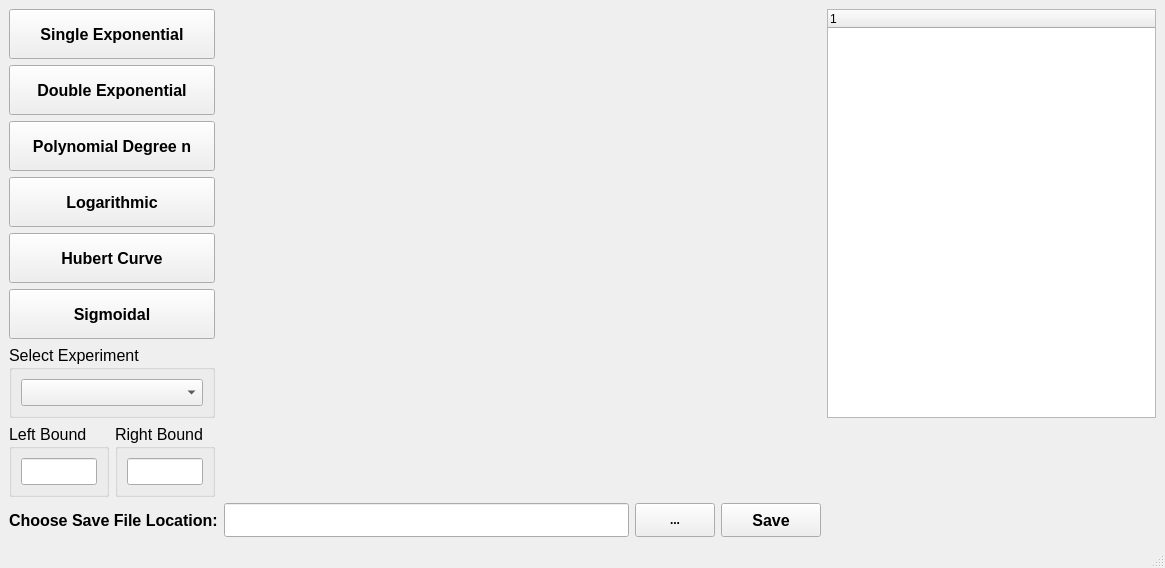
Above: blf.ui from rarnold97/Research before the change. Below: the same form after it.
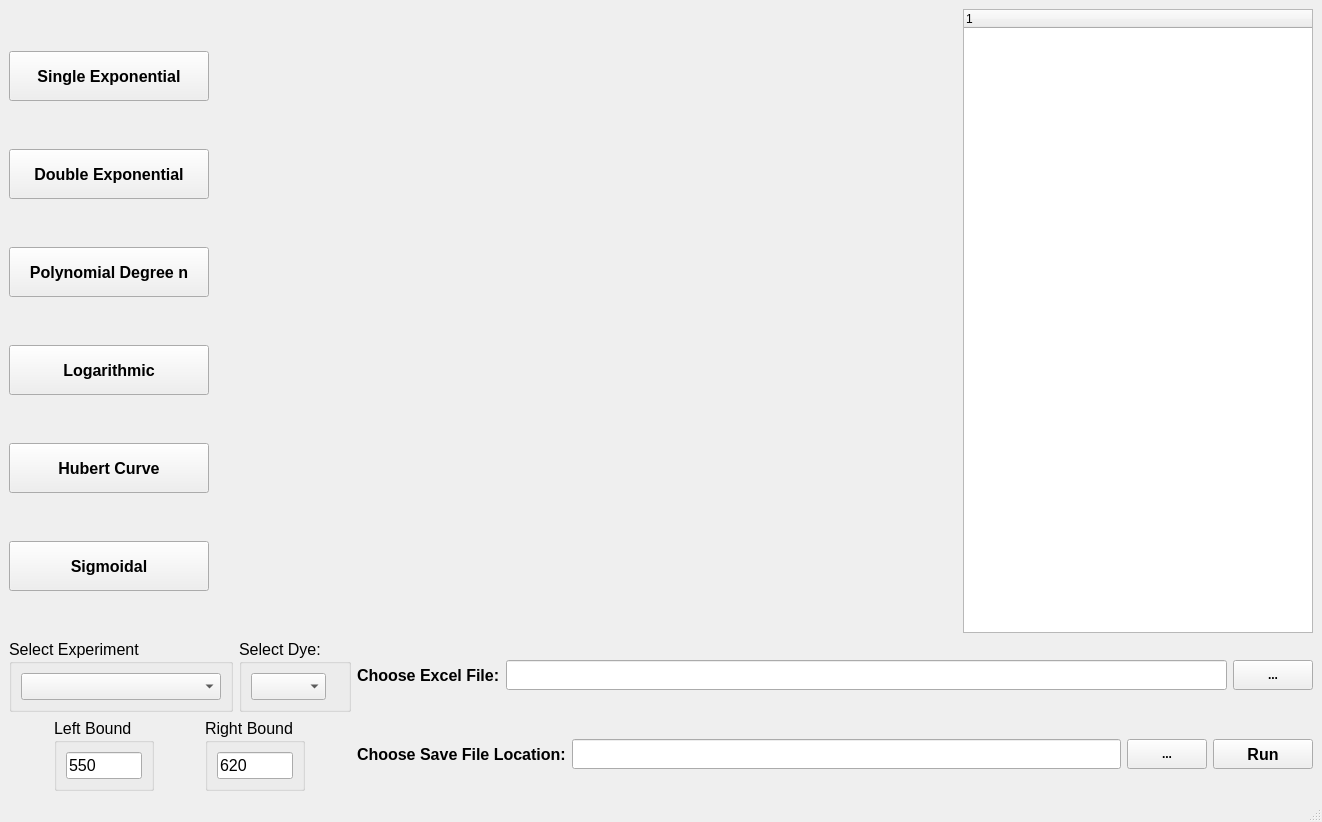
That is the form after the change.

Commit message: Made more breakthroughs in the gui.

What changed in the file:
```diff
--- a/blf.ui
+++ b/blf.ui
@@ -6,21 +6,21 @@
    <rect>
     <x>0</x>
     <y>0</y>
-    <width>1165</width>
-    <height>568</height>
+    <width>1308</width>
+    <height>822</height>
    </rect>
   </property>
   <property name="windowTitle">
    <string>MainWindow</string>
   </property>
   <widget class="QWidget" name="centralwidget">
-   <layout class="QGridLayout" name="gridLayout_4">
+   <layout class="QGridLayout" name="gridLayout_6">
     <item row="0" column="0">
      <layout class="QVBoxLayout" name="verticalLayout">
       <item>
        <widget class="QPushButton" name="singleExpButton">
         <property name="sizePolicy">
-         <sizepolicy hsizetype="Minimum" vsizetype="Minimum">
+         <sizepolicy hsizetype="Maximum" vsizetype="Maximum">
           <horstretch>0</horstretch>
           <verstretch>0</verstretch>
          </sizepolicy>
@@ -31,6 +31,12 @@
           <height>50</height>
          </size>
         </property>
+        <property name="maximumSize">
+         <size>
+          <width>200</width>
+          <height>50</height>
+         </size>
+        </property>
         <property name="font">
          <font>
           <pointsize>12</pointsize>
@@ -46,7 +52,7 @@
       <item>
        <widget class="QPushButton" name="dblExpButton">
         <property name="sizePolicy">
-         <sizepolicy hsizetype="Minimum" vsizetype="Minimum">
+         <sizepolicy hsizetype="Maximum" vsizetype="Maximum">
           <horstretch>0</horstretch>
           <verstretch>0</verstretch>
          </sizepolicy>
@@ -57,6 +63,12 @@
           <height>50</height>
          </size>
         </property>
+        <property name="maximumSize">
+         <size>
+          <width>200</width>
+          <height>50</height>
+         </size>
+        </property>
         <property name="font">
          <font>
           <pointsize>12</pointsize>
@@ -72,7 +84,7 @@
       <item>
        <widget class="QPushButton" name="polyButton">
         <property name="sizePolicy">
-         <sizepolicy hsizetype="Minimum" vsizetype="Minimum">
+         <sizepolicy hsizetype="Maximum" vsizetype="Maximum">
           <horstretch>0</horstretch>
           <verstretch>0</verstretch>
          </sizepolicy>
@@ -83,6 +95,12 @@
           <height>50</height>
          </size>
         </property>
+        <property name="maximumSize">
+         <size>
+          <width>200</width>
+          <height>50</height>
+         </size>
+        </property>
         <property name="font">
          <font>
           <pointsize>12</pointsize>
@@ -98,7 +116,7 @@
       <item>
        <widget class="QPushButton" name="logButton">
         <property name="sizePolicy">
-         <sizepolicy hsizetype="Minimum" vsizetype="Minimum">
+         <sizepolicy hsizetype="Maximum" vsizetype="Maximum">
           <horstretch>0</horstretch>
           <verstretch>0</verstretch>
          </sizepolicy>
@@ -109,6 +127,12 @@
           <height>50</height>
          </size>
         </property>
+        <property name="maximumSize">
+         <size>
+          <width>200</width>
+          <height>50</height>
+         </size>
+        </property>
         <property name="font">
          <font>
           <pointsize>12</pointsize>
@@ -124,7 +148,7 @@
       <item>
        <widget class="QPushButton" name="hubertButton">
         <property name="sizePolicy">
-         <sizepolicy hsizetype="Minimum" vsizetype="Minimum">
+         <sizepolicy hsizetype="Maximum" vsizetype="Maximum">
           <horstretch>0</horstretch>
           <verstretch>0</verstretch>
          </sizepolicy>
@@ -135,6 +159,12 @@
           <height>50</height>
          </size>
         </property>
+        <property name="maximumSize">
+         <size>
+          <width>200</width>
+          <height>50</height>
+         </size>
+        </property>
         <property name="font">
          <font>
           <pointsize>12</pointsize>
@@ -150,7 +180,7 @@
       <item>
        <widget class="QPushButton" name="sigButton">
         <property name="sizePolicy">
-         <sizepolicy hsizetype="Minimum" vsizetype="Minimum">
+         <sizepolicy hsizetype="Maximum" vsizetype="Maximum">
           <horstretch>0</horstretch>
           <verstretch>0</verstretch>
          </sizepolicy>
@@ -161,6 +191,12 @@
           <height>50</height>
          </size>
         </property>
+        <property name="maximumSize">
+         <size>
+          <width>200</width>
+          <height>50</height>
+         </size>
+        </property>
         <property name="font">
          <font>
           <pointsize>12</pointsize>
@@ -178,7 +214,7 @@
     <item row="0" column="1">
      <widget class="QWidget" name="mplwindow" native="true">
       <property name="sizePolicy">
-       <sizepolicy hsizetype="MinimumExpanding" vsizetype="Preferred">
+       <sizepolicy hsizetype="MinimumExpanding" vsizetype="MinimumExpanding">
         <horstretch>0</horstretch>
         <verstretch>0</verstretch>
        </sizepolicy>
@@ -186,7 +222,7 @@
       <property name="minimumSize">
        <size>
         <width>600</width>
-        <height>0</height>
+        <height>600</height>
        </size>
       </property>
       <property name="maximumSize">
@@ -198,8 +234,20 @@
       <layout class="QVBoxLayout" name="mplvl"/>
      </widget>
     </item>
-    <item row="0" column="2" rowspan="2">
+    <item row="0" column="2">
      <widget class="QTreeWidget" name="sample_treeWidget">
+      <property name="sizePolicy">
+       <sizepolicy hsizetype="Minimum" vsizetype="Preferred">
+        <horstretch>0</horstretch>
+        <verstretch>0</verstretch>
+       </sizepolicy>
+      </property>
+      <property name="minimumSize">
+       <size>
+        <width>350</width>
+        <height>0</height>
+       </size>
+      </property>
       <column>
        <property name="text">
         <string notr="true">1</string>
@@ -207,23 +255,6 @@
       </column>
      </widget>
     </item>
-    <item row="1" column="0">
-     <widget class="QGroupBox" name="groupBox_3">
-      <property name="font">
-       <font>
-        <pointsize>12</pointsize>
-       </font>
-      </property>
-      <property name="title">
-       <string>Select Experiment</string>
-      </property>
-      <layout class="QVBoxLayout" name="verticalLayout_2">
-       <item>
-        <widget class="QComboBox" name="exp_comboBox"/>
-       </item>
-      </layout>
-     </widget>
-    </item>
     <item row="2" column="0">
      <layout class="QHBoxLayout" name="horizontalLayout">
       <item>
@@ -269,6 +300,9 @@
              <height>0</height>
             </size>
            </property>
+           <property name="text">
+            <string>550</string>
+           </property>
           </widget>
          </item>
         </layout>
@@ -311,6 +345,9 @@
              <height>0</height>
             </size>
            </property>
+           <property name="text">
+            <string>620</string>
+           </property>
           </widget>
          </item>
         </layout>
@@ -318,10 +355,163 @@
       </item>
      </layout>
     </item>
-    <item row="3" column="0" colspan="2">
+    <item row="1" column="0">
      <layout class="QGridLayout" name="gridLayout">
       <item row="0" column="0">
+       <widget class="QGroupBox" name="groupBox_3">
+        <property name="font">
+         <font>
+          <pointsize>12</pointsize>
+         </font>
+        </property>
+        <property name="title">
+         <string>Select Experiment</string>
+        </property>
+        <layout class="QVBoxLayout" name="verticalLayout_2">
+         <item>
+          <widget class="QComboBox" name="exp_comboBox">
+           <property name="sizePolicy">
+            <sizepolicy hsizetype="Minimum" vsizetype="Fixed">
+             <horstretch>0</horstretch>
+             <verstretch>0</verstretch>
+            </sizepolicy>
+           </property>
+           <property name="minimumSize">
+            <size>
+             <width>200</width>
+             <height>0</height>
+            </size>
+           </property>
+           <property name="maximumSize">
+            <size>
+             <width>150</width>
+             <height>16777215</height>
+            </size>
+           </property>
+          </widget>
+         </item>
+        </layout>
+       </widget>
+      </item>
+      <item row="0" column="1">
+       <widget class="QGroupBox" name="groupBox_4">
+        <property name="font">
+         <font>
+          <pointsize>12</pointsize>
+         </font>
+        </property>
+        <property name="title">
+         <string>Select Dye:</string>
+        </property>
+        <layout class="QVBoxLayout" name="verticalLayout_3">
+         <item>
+          <widget class="QComboBox" name="dye_comboBox">
+           <property name="sizePolicy">
+            <sizepolicy hsizetype="Maximum" vsizetype="Fixed">
+             <horstretch>0</horstretch>
+             <verstretch>0</verstretch>
+            </sizepolicy>
+           </property>
+           <property name="maximumSize">
+            <size>
+             <width>75</width>
+             <height>16777215</height>
+            </size>
+           </property>
+          </widget>
+         </item>
+        </layout>
+       </widget>
+      </item>
+     </layout>
+    </item>
+    <item row="1" column="1" colspan="2">
+     <layout class="QGridLayout" name="gridLayout_4">
+      <item row="0" column="0">
+       <widget class="QLabel" name="label_2">
+        <property name="sizePolicy">
+         <sizepolicy hsizetype="Preferred" vsizetype="Maximum">
+          <horstretch>0</horstretch>
+          <verstretch>0</verstretch>
+         </sizepolicy>
+        </property>
+        <property name="maximumSize">
+         <size>
+          <width>16777215</width>
+          <height>50</height>
+         </size>
+        </property>
+        <property name="font">
+         <font>
+          <pointsize>12</pointsize>
+          <weight>75</weight>
+          <bold>true</bold>
+         </font>
+        </property>
+        <property name="text">
+         <string>Choose Excel File:</string>
+        </property>
+       </widget>
+      </item>
+      <item row="0" column="1">
+       <widget class="QLineEdit" name="excel_lineEdit">
+        <property name="sizePolicy">
+         <sizepolicy hsizetype="Expanding" vsizetype="Maximum">
+          <horstretch>0</horstretch>
+          <verstretch>0</verstretch>
+         </sizepolicy>
+        </property>
+        <property name="maximumSize">
+         <size>
+          <width>16777215</width>
+          <height>30</height>
+         </size>
+        </property>
+       </widget>
+      </item>
+      <item row="0" column="2">
+       <widget class="QPushButton" name="excelChoose_pushButton">
+        <property name="sizePolicy">
+         <sizepolicy hsizetype="Minimum" vsizetype="Maximum">
+          <horstretch>0</horstretch>
+          <verstretch>0</verstretch>
+         </sizepolicy>
+        </property>
+        <property name="maximumSize">
+         <size>
+          <width>16777215</width>
+          <height>50</height>
+         </size>
+        </property>
+        <property name="font">
+         <font>
+          <weight>75</weight>
+          <bold>true</bold>
+         </font>
+        </property>
+        <property name="text">
+         <string>...</string>
+        </property>
+       </widget>
+      </item>
+     </layout>
+    </item>
+    <item row="2" column="1" colspan="2">
+     <layout class="QGridLayout" name="gridLayout_5">
+      <item row="0" column="0">
        <widget class="QLabel" name="label">
+        <property name="sizePolicy">
+         <sizepolicy hsizetype="Preferred" vsizetype="Maximum">
+          <horstretch>0</horstretch>
+          <verstretch>0</verstretch>
+         </sizepolicy>
+        </property>
+        <property name="maximumSize">
+         <size>
+          <width>16777215</width>
+          <height>50</height>
+         </size>
+        </property>
         <property name="font">
          <font>
           <pointsize>12</pointsize>
@@ -345,7 +535,7 @@
         <property name="maximumSize">
          <size>
           <width>16777215</width>
-          <height>50</height>
+          <height>30</height>
          </size>
         </property>
        </widget>
@@ -376,7 +566,7 @@
        </widget>
       </item>
       <item row="0" column="3">
-       <widget class="QPushButton" name="save_pushButton">
+       <widget class="QPushButton" name="run_pushButton">
         <property name="sizePolicy">
          <sizepolicy hsizetype="Minimum" vsizetype="Maximum">
           <horstretch>0</horstretch>
@@ -403,7 +593,7 @@
          </font>
         </property>
         <property name="text">
-         <string>Save</string>
+         <string>Run</string>
         </property>
        </widget>
       </item>
```
Left out of the diff: 4 changed lines with no effect on the pictures. The commit also changes 6 other files.
